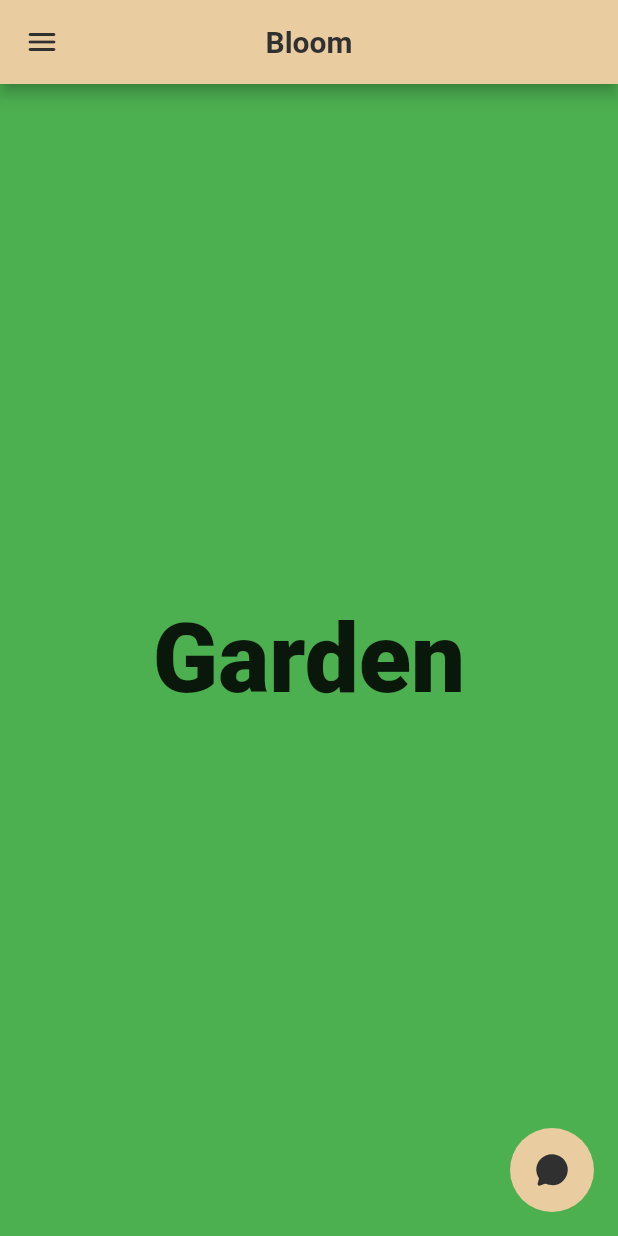
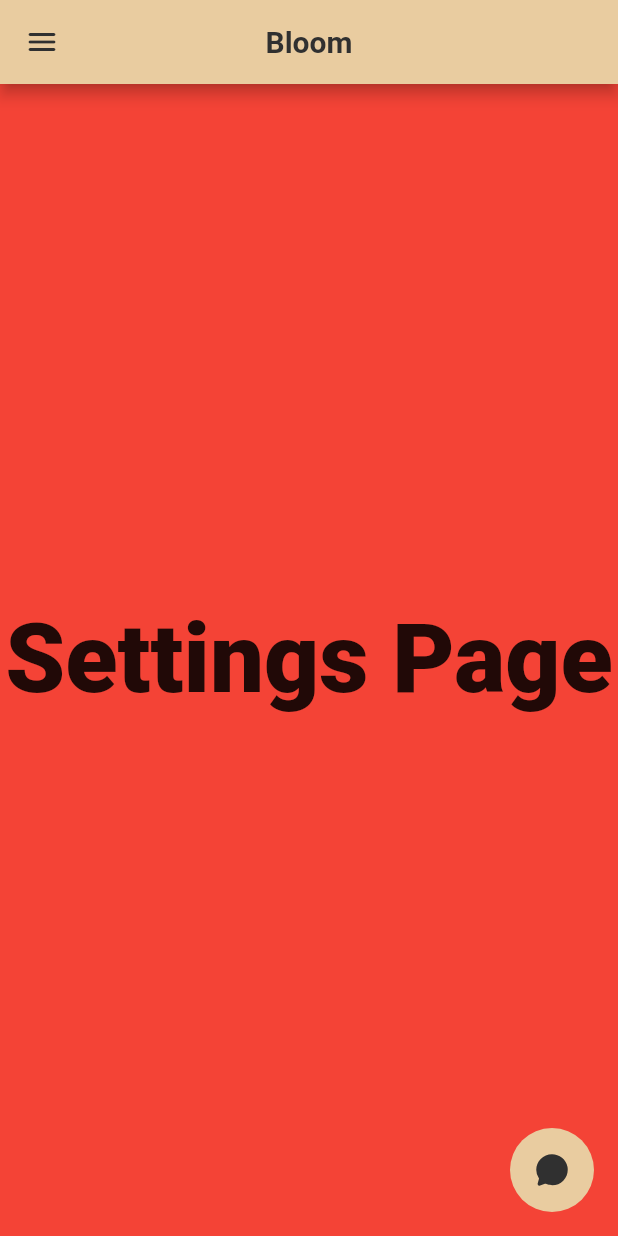
Before and after one commit to exoad/BloomApp, a Flutter app: the MainApp screen opened directly, swiped to page 5, on a phone screen of 412 x 824 dp. Run offline on Flutter 3.47's test engine with Material 2 defaults, Android fonts, the phone set to English and light mode, and no system bars; our stand-ins replace ionicons, shared_preferences, yaml; accounts and stored records are empty.

Commit message:
`fix` drawer page numbering

```diff
--- a/lib/main.dart
+++ b/lib/main.dart
@@ -486,16 +486,15 @@ class _MainAppState extends State<MainApp> {
           children: <Widget>[
             //const Page1_Home(),
             debug_wrapPageNumber(
-                bg: Colors.purple, text: "Home Page"),
+                bg: Colors.purple, text: "Home Page"), // 0
             debug_wrapPageNumber(
-                bg: Colors.purple, text: "Tips Page"),
-            GardenPage(),
-            _StatsPage(),
-            debug_wrapPageNumber(bg: Colors.green, text: "Garden"),
+                bg: Colors.purple, text: "Tips Page"), // 1
+            const GardenPage(), // 2
+            _StatsPage(), // 3
             debug_wrapPageNumber(
-                bg: Colors.red, text: "Settings Page"),
-            const DebuggingStuffs(),
-            debug_wrapPageNumber(bg: Colors.red, text: "Chat Page"),
+                bg: Colors.red, text: "Settings Page"), // 4
+            const DebuggingStuffs(), // 5
+            debug_wrapPageNumber(bg: Colors.red, text: "Chat Page"), // 6
           ],
         ));
   }
```
